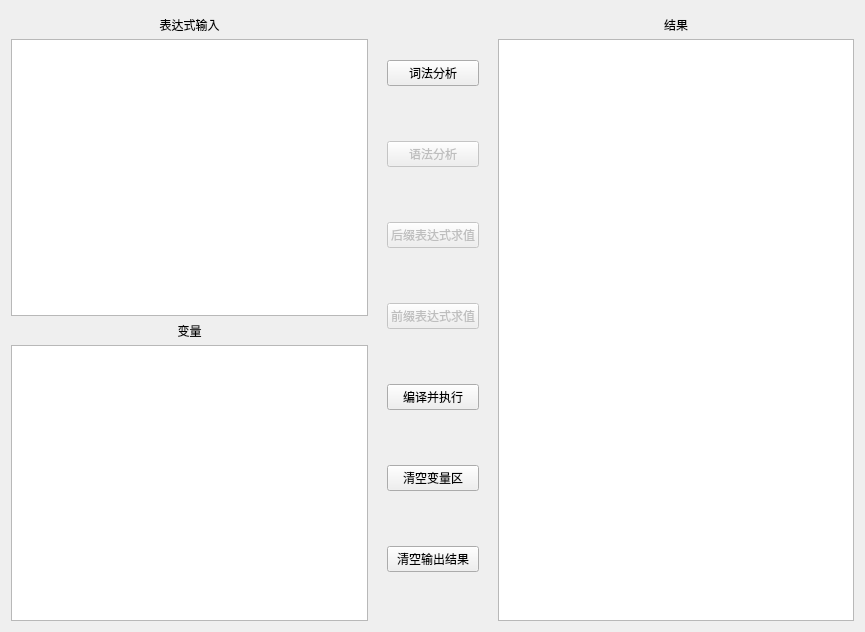
ysu-Wzy/Compling, file calculator_ui.ui: the form before one commit.
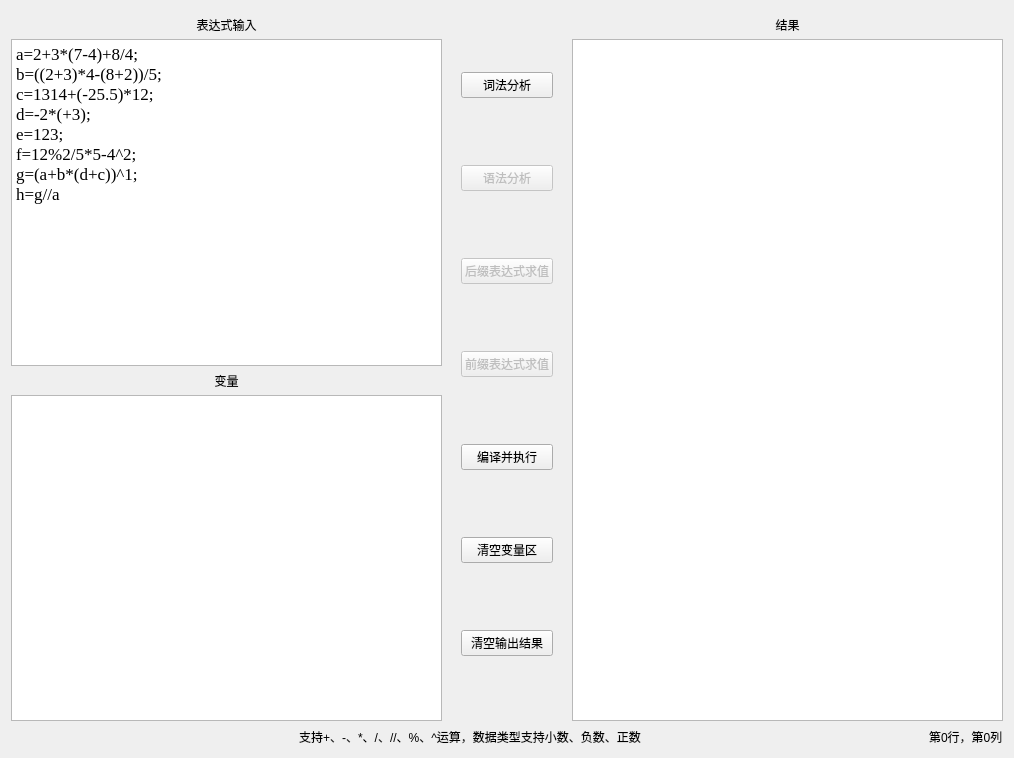
The form after the commit.

Commit message: 课设提交版本，小数点有些问题

```diff
--- a/calculator_ui.ui
+++ b/calculator_ui.ui
@@ -6,15 +6,15 @@
    <rect>
     <x>0</x>
     <y>0</y>
-    <width>865</width>
-    <height>632</height>
+    <width>1014</width>
+    <height>758</height>
    </rect>
   </property>
   <property name="windowTitle">
    <string>Form</string>
   </property>
-  <layout class="QGridLayout" name="gridLayout">
-   <item row="0" column="0">
+  <layout class="QVBoxLayout" name="verticalLayout_5">
+   <item>
     <layout class="QHBoxLayout" name="horizontalLayout" stretch="1,0,0,0,1">
      <item>
       <widget class="QSplitter" name="splitter">
@@ -50,6 +50,32 @@
              <height>0</height>
             </size>
            </property>
+           <property name="font">
+            <font>
+             <family>Times New Roman</family>
+             <pointsize>13</pointsize>
+             <weight>50</weight>
+             <italic>false</italic>
+             <bold>false</bold>
+             <underline>false</underline>
+             <strikeout>false</strikeout>
+             <stylestrategy>PreferDefault</stylestrategy>
+             <kerning>false</kerning>
+            </font>
+           </property>
+           <property name="locale">
+            <locale language="English" country="UnitedStates"/>
+           </property>
+           <property name="plainText">
+            <string>a=2+3*(7-4)+8/4;
+b=((2+3)*4-(8+2))/5;
+c=1314+(-25.5)*12;
+d=-2*(+3);
+e=123;
+f=12%2/5*5-4^2;
+g=(a+b*(d+c))^1;
+h=g//a</string>
+           </property>
            <property name="tabStopWidth">
             <number>79</number>
            </property>
@@ -86,6 +112,12 @@
              <height>0</height>
             </size>
            </property>
+           <property name="font">
+            <font>
+             <family>微软雅黑</family>
+             <pointsize>11</pointsize>
+            </font>
+           </property>
           </widget>
          </item>
         </layout>
@@ -205,12 +237,79 @@
         </widget>
        </item>
        <item>
-        <widget class="QTextBrowser" name="show_textBrowser"/>
+        <widget class="QTextBrowser" name="show_textBrowser">
+         <property name="font">
+          <font>
+           <family>微软雅黑</family>
+           <pointsize>11</pointsize>
+          </font>
+         </property>
+         <property name="html">
+          <string>&lt;!DOCTYPE HTML PUBLIC &quot;-//W3C//DTD HTML 4.0//EN&quot; &quot;http://www.w3.org/TR/REC-html40/strict.dtd&quot;&gt;
+&lt;html&gt;&lt;head&gt;&lt;meta name=&quot;qrichtext&quot; content=&quot;1&quot; /&gt;&lt;style type=&quot;text/css&quot;&gt;
+p, li { white-space: pre-wrap; }
+&lt;/style&gt;&lt;/head&gt;&lt;body style=&quot; font-family:'微软雅黑'; font-size:11pt; font-weight:400; font-style:normal;&quot;&gt;
+&lt;p style=&quot;-qt-paragraph-type:empty; margin-top:0px; margin-bottom:0px; margin-left:0px; margin-right:0px; -qt-block-indent:0; text-indent:0px;&quot;&gt;&lt;br /&gt;&lt;/p&gt;&lt;/body&gt;&lt;/html&gt;</string>
+         </property>
+        </widget>
        </item>
       </layout>
      </item>
     </layout>
    </item>
+   <item>
+    <layout class="QHBoxLayout" name="horizontalLayout_2" stretch="1,0,1,0">
+     <property name="spacing">
+      <number>0</number>
+     </property>
+     <item>
+      <spacer name="horizontalSpacer_4">
+       <property name="orientation">
+        <enum>Qt::Horizontal</enum>
+       </property>
+       <property name="sizeHint" stdset="0">
+        <size>
+         <width>40</width>
+         <height>20</height>
+        </size>
+       </property>
+      </spacer>
+     </item>
+     <item>
+      <widget class="QLabel" name="label_4">
+       <property name="text">
+        <string>支持+、-、*、/、//、%、^运算，数据类型支持小数、负数、正数</string>
+       </property>
+       <property name="textFormat">
+        <enum>Qt::MarkdownText</enum>
+       </property>
+       <property name="alignment">
+        <set>Qt::AlignCenter</set>
+       </property>
+      </widget>
+     </item>
+     <item>
+      <spacer name="horizontalSpacer_3">
+       <property name="orientation">
+        <enum>Qt::Horizontal</enum>
+       </property>
+       <property name="sizeHint" stdset="0">
+        <size>
+         <width>40</width>
+         <height>20</height>
+        </size>
+       </property>
+      </spacer>
+     </item>
+     <item>
+      <widget class="QLabel" name="position_label">
+       <property name="text">
+        <string>第0行，第0列</string>
+       </property>
+      </widget>
+     </item>
+    </layout>
+   </item>
   </layout>
  </widget>
  <resources/>
```
Left out of the diff: 2 changed lines with no effect on the pictures. The commit also changes 6 other files.
